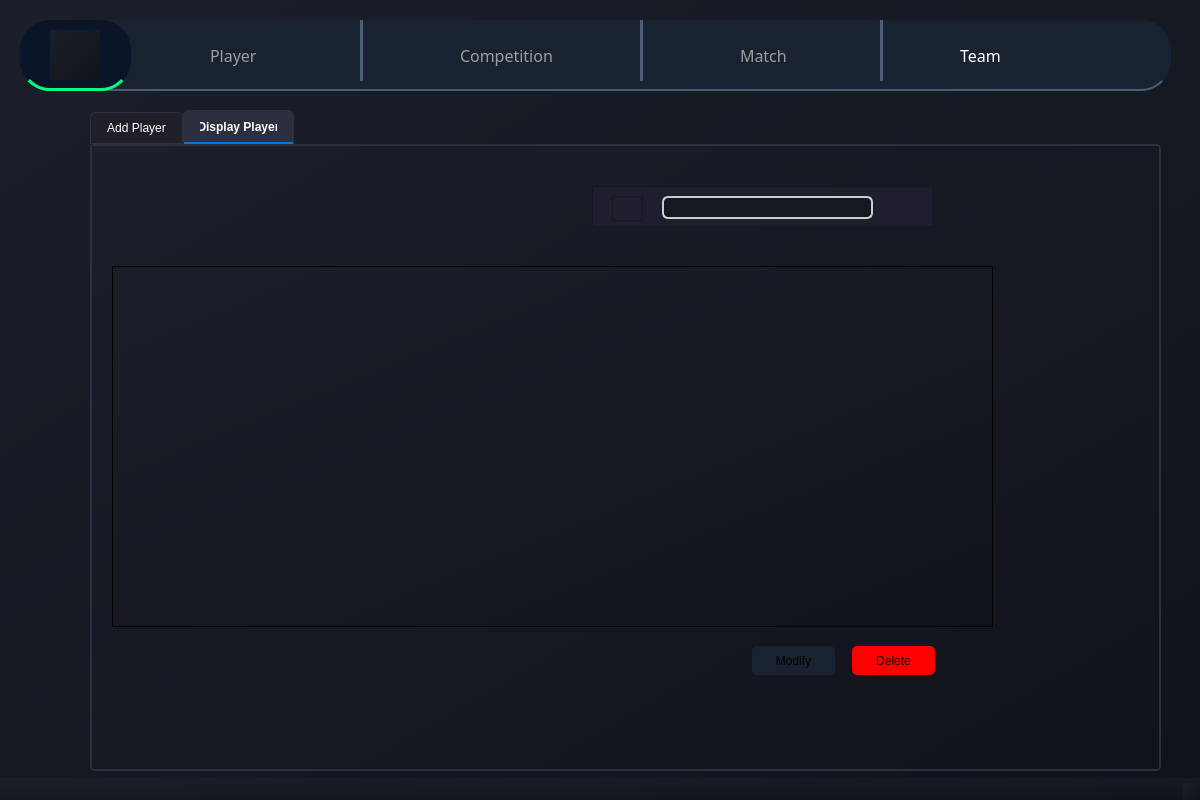
Azer-khadhraoui/ALDAWRY-FOOTBALL, file JoueurQ/mainwindow.ui: the form before one commit.
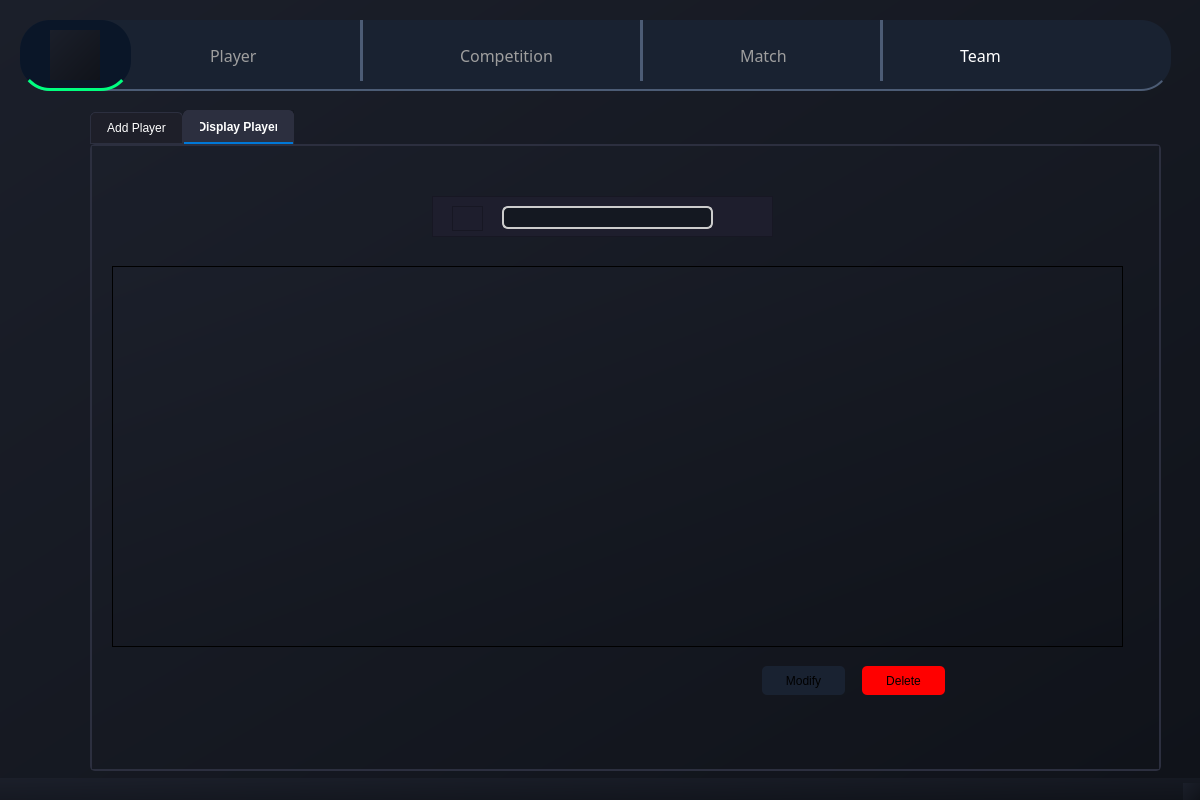
The form after the commit. Icons and pictures are not drawn.

Commit message: Update player model and UI: add status field, adjust layout, and fix minor bugs

The edit to the form file:
```diff
--- a/JoueurQ/mainwindow.ui
+++ b/JoueurQ/mainwindow.ui
@@ -559,8 +559,8 @@
      <widget class="QFrame" name="frame_5">
       <property name="geometry">
        <rect>
-        <x>500</x>
-        <y>40</y>
+        <x>340</x>
+        <y>50</y>
         <width>341</width>
         <height>41</height>
        </rect>
@@ -655,8 +655,8 @@
      <widget class="QPushButton" name="pushButton_3">
       <property name="geometry">
        <rect>
-        <x>760</x>
-        <y>500</y>
+        <x>770</x>
+        <y>520</y>
         <width>83</width>
         <height>29</height>
        </rect>
@@ -672,8 +672,8 @@
      <widget class="QPushButton" name="buttonModify">
       <property name="geometry">
        <rect>
-        <x>660</x>
-        <y>500</y>
+        <x>670</x>
+        <y>520</y>
         <width>83</width>
         <height>29</height>
        </rect>
@@ -691,8 +691,8 @@
        <rect>
         <x>20</x>
         <y>120</y>
-        <width>881</width>
-        <height>361</height>
+        <width>1011</width>
+        <height>381</height>
        </rect>
       </property>
      </widget>
```
Left out of the diff: 36 changed lines with no effect on the pictures. The commit also changes 4 other files.
